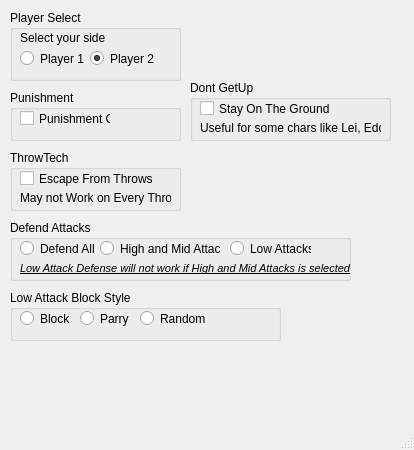
ferater/Tekken7Bot, file 1.ui: the form before one commit.
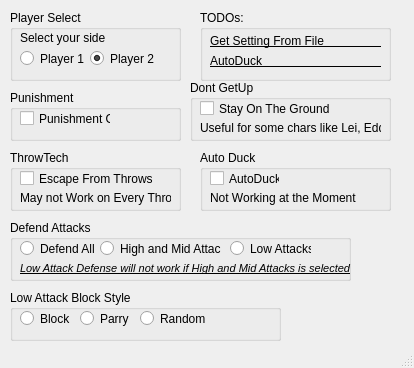
The form after the commit.

Commit message: semi functional GUI for bot?

The edit to the form file:
```diff
--- a/1.ui
+++ b/1.ui
@@ -7,7 +7,7 @@
     <x>0</x>
     <y>0</y>
     <width>414</width>
-    <height>450</height>
+    <height>368</height>
    </rect>
   </property>
   <property name="windowTitle">
@@ -297,6 +297,94 @@
      </property>
     </widget>
    </widget>
+   <widget class="QGroupBox" name="groupBox_6">
+    <property name="geometry">
+     <rect>
+      <x>200</x>
+      <y>150</y>
+      <width>191</width>
+      <height>61</height>
+     </rect>
+    </property>
+    <property name="title">
+     <string>Auto Duck</string>
+    </property>
+    <widget class="QCheckBox" name="checkBox">
+     <property name="geometry">
+      <rect>
+       <x>10</x>
+       <y>20</y>
+       <width>70</width>
+       <height>17</height>
+      </rect>
+     </property>
+     <property name="text">
+      <string>AutoDuck</string>
+     </property>
+    </widget>
+    <widget class="QLabel" name="label_5">
+     <property name="geometry">
+      <rect>
+       <x>10</x>
+       <y>40</y>
+       <width>151</width>
+       <height>16</height>
+      </rect>
+     </property>
+     <property name="text">
+      <string>Not Working at the Moment</string>
+     </property>
+    </widget>
+   </widget>
+   <widget class="QGroupBox" name="groupBox_7">
+    <property name="geometry">
+     <rect>
+      <x>200</x>
+      <y>10</y>
+      <width>191</width>
+      <height>71</height>
+     </rect>
+    </property>
+    <property name="title">
+     <string>TODOs:</string>
+    </property>
+    <widget class="QLabel" name="label_6">
+     <property name="geometry">
+      <rect>
+       <x>10</x>
+       <y>20</y>
+       <width>171</width>
+       <height>21</height>
+      </rect>
+     </property>
+     <property name="font">
+      <font>
+       <underline>true</underline>
+      </font>
+     </property>
+     <property name="text">
+      <string>Get Setting From File                  X</string>
+     </property>
+    </widget>
+    <widget class="QLabel" name="label_7">
+     <property name="geometry">
+      <rect>
+       <x>10</x>
+       <y>40</y>
+       <width>171</width>
+       <height>21</height>
+      </rect>
+     </property>
+     <property name="font">
+      <font>
+       <underline>true</underline>
+      </font>
+     </property>
+     <property name="text">
+      <string>AutoDuck                                    X</string>
+     </property>
+    </widget>
+   </widget>
   </widget>
   <widget class="QStatusBar" name="statusbar"/>
  </widget>
```
The commit also changes 2 other files.
